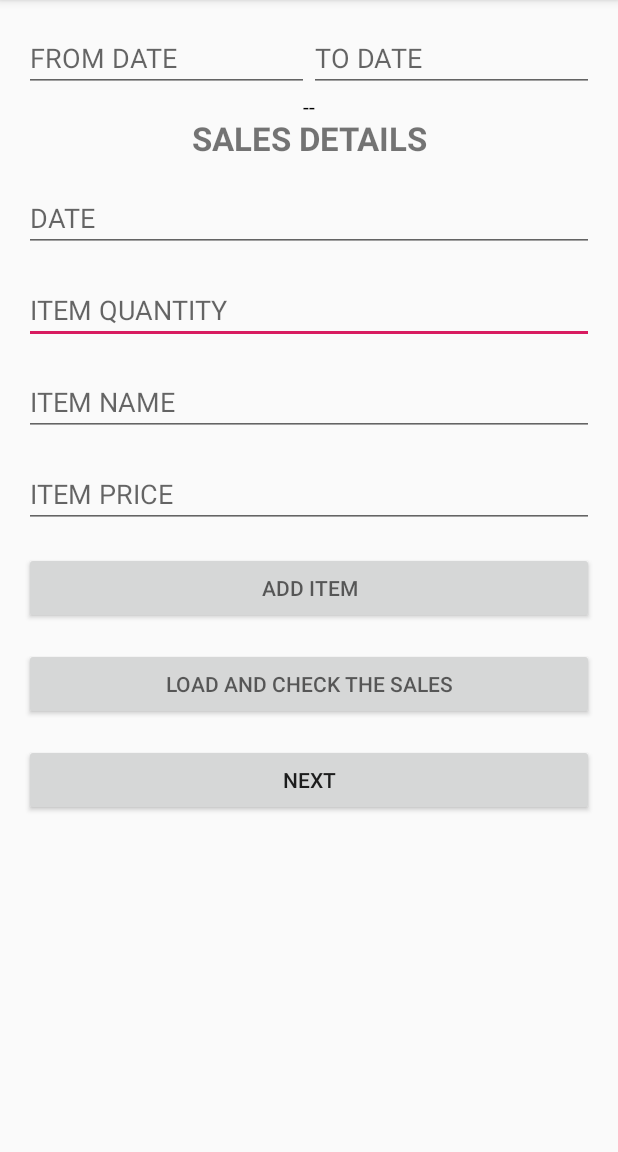
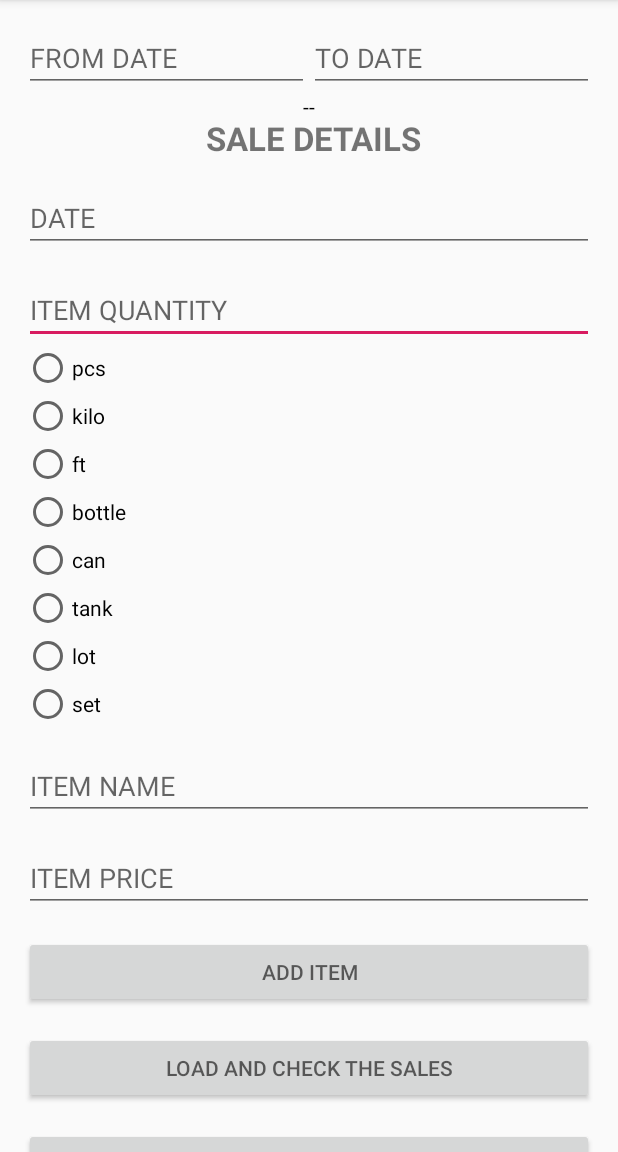
Before and after one commit to lawrencecsfrancisco/LafayetSaleEncoder, an Android app: the screen it shows after launch (MainActivity), on a phone screen of 412 x 824 dp, the part 84-1236 px from its top. Run offline under Robolectric (Android 15) with nearby library versions, the phone set to English and light mode, and no system bars; libraries missing offline, so code that uses them is left out: com.itextpdf.text, com.karumi.dexter; 5 statements that could not run were skipped.

Commit message:
added quantity extension

```diff
--- a/app/src/main/java/com/example/lafayetencode/DownloadWebpageTask.java
+++ b/app/src/main/java/com/example/lafayetencode/DownloadWebpageTask.java
@@ -1,5 +1,7 @@
 package com.example.lafayetencode;
 
+import android.app.ProgressDialog;
+import android.content.Context;
 import android.os.AsyncTask;
 import org.json.JSONException;
 import org.json.JSONObject;
@@ -11,8 +13,14 @@ import java.net.HttpURLConnection;
 import java.net.URL;
 public class DownloadWebpageTask extends AsyncTask<String, Void, String> {
     AsyncResult callback;
-    public DownloadWebpageTask(AsyncResult callback) {
+    Context cxt;
+    private ProgressDialog dialog;
+    public DownloadWebpageTask(Context context, AsyncResult callback) {
         this.callback = callback;
+        this.cxt = context;
+        dialog = new ProgressDialog(context);
+        dialog.setMessage("Downloading item list, please wait.");
+        dialog.show();
     }
     @Override
     protected String doInBackground(String... urls) {
@@ -31,6 +39,9 @@ public class DownloadWebpageTask extends AsyncTask<String, Void, String> {
         int end = result.lastIndexOf("}");
         String jsonResponse = result.substring(start, end);
         try {
+            if (dialog.isShowing()) {
+                dialog.dismiss();
+            }
             JSONObject table = new JSONObject(jsonResponse);
             callback.onResult(table);
         } catch (JSONException e) {
--- a/app/src/main/java/com/example/lafayetencode/MainActivity.java
+++ b/app/src/main/java/com/example/lafayetencode/MainActivity.java
@@ -23,6 +23,8 @@ import android.widget.AutoCompleteTextView;
 import android.widget.Button;
 import android.widget.DatePicker;
 import android.widget.EditText;
+import android.widget.RadioButton;
+import android.widget.RadioGroup;
 import android.widget.TextView;
 import android.widget.Toast;
 
@@ -61,6 +63,7 @@ import java.lang.reflect.Type;
 import java.text.SimpleDateFormat;
 import java.util.ArrayList;
 import java.util.Calendar;
+import java.util.HashMap;
 import java.util.HashSet;
 import java.util.List;
 import java.util.Locale;
@@ -77,7 +80,7 @@ public class MainActivity extends AppCompatActivity {
 
     EditText to_date, from_date;
 
-    EditText item_name, item_quantity, item_price, item_date;
+    EditText  item_quantity, item_price, item_date;
 
     AutoCompleteTextView autoCompleteTextView;
 
@@ -105,7 +108,11 @@ public class MainActivity extends AppCompatActivity {
 
     boolean isExpense = false;
 
+    String quanitity_name = "pcs";
 
+    RadioGroup radioGroup;
+
+    HashMap<String, String> hashMap = new HashMap<>();
 
     @Override
     protected void onCreate(Bundle savedInstanceState) {
@@ -117,7 +124,7 @@ public class MainActivity extends AppCompatActivity {
 
 
 
-        new DownloadWebpageTask(new AsyncResult() {
+        new DownloadWebpageTask(this,new AsyncResult() {
             @Override
             public void onResult(JSONObject object) {
                 processJson(object);
@@ -127,7 +134,6 @@ public class MainActivity extends AppCompatActivity {
         to_date = findViewById(R.id.to_date);
         from_date = findViewById(R.id.from_date);
         item_date = findViewById(R.id.item_date);
-        item_name = findViewById(R.id.item_name);
         item_quantity = findViewById(R.id.item_quantity);
         item_price = findViewById(R.id.item_price);
         btn_add = findViewById(R.id.btn_add);
@@ -136,9 +142,9 @@ public class MainActivity extends AppCompatActivity {
         textview_load = findViewById(R.id.textview_load);
         orderdetails = findViewById(R.id.orderdetails);
 
-        if (checkSalesSummaryExist()) {
-            isExpense = true;
-        }
+//        if (checkSalesSummaryExist()) {
+//            isExpense = true;
+//        }
 
         if (Build.VERSION.SDK_INT >= 23) {
             Dexter.withActivity(this)
@@ -171,7 +177,16 @@ public class MainActivity extends AppCompatActivity {
                 updateLabel();
             }
         };
+        radioGroup = findViewById(R.id.radioGroup);
+        radioGroup.setOnCheckedChangeListener(new RadioGroup.OnCheckedChangeListener() {
+            @Override
+            public void onCheckedChanged(RadioGroup radioGroup, int checkedId) {
+                RadioButton rdpcs,rdkilo,rdft,rdbottle,rdcan,rdtank,rdlot,rdset;
+                RadioButton rb=(RadioButton) findViewById(checkedId);
 
+                quanitity_name =rb.getText().toString();
+            }
+        });
         to_date.setOnClickListener(new View.OnClickListener() {
 
             @Override
@@ -215,21 +230,22 @@ public class MainActivity extends AppCompatActivity {
                 if (!isExpense) {
                     ItemModel itemModel = new ItemModel();
                     itemModel.setItem_date(item_date.getText().toString());
-                    itemModel.setItem_name(item_name.getText().toString());
+                    itemModel.setItem_name(autoCompleteTextView.getText().toString());
                     if (item_price.getText().toString().equals("")) {
                         Toast.makeText(MainActivity.this, "Input price", Toast.LENGTH_SHORT).show();
                         return;
                     } else {
-                        itemModel.setItem_price(Integer.parseInt(item_price.getText().toString()));
+                        itemModel.setItem_price(Double.parseDouble(item_price.getText().toString()));
                     }
                     if (item_quantity.getText().toString().equals("")) {
                         Toast.makeText(MainActivity.this, "Input quantity", Toast.LENGTH_SHORT).show();
                         return;
                     } else {
-                        itemModel.setItem_quantity(Double.parseDouble(item_quantity.getText().toString()));
+                        itemModel.setItem_quantity(Double.parseDouble(item_quantity.getText().toString()) + " " +quanitity_name);
+                        itemModel.setItem_quantity_nonstring(Double.parseDouble(item_quantity.getText().toString()));
                     }
 
-                    item_name.setText("");
+                    autoCompleteTextView.setText("");
                     item_price.setText("");
                     item_quantity.setText("");
                     itemModels.add(itemModel);
@@ -239,14 +255,14 @@ public class MainActivity extends AppCompatActivity {
                     saveDataModel();
                 } else {
                     ExpenseModel expenseModel = new ExpenseModel();
-                    expenseModel.setItem_name(item_name.getText().toString());
+                    expenseModel.setItem_name(autoCompleteTextView.getText().toString());
                     if (item_price.getText().toString().equals("")) {
                         Toast.makeText(MainActivity.this, "Input price", Toast.LENGTH_SHORT).show();
                         return;
                     } else {
                         expenseModel.setItem_price(Integer.parseInt(item_price.getText().toString()));
                     }
-                    item_name.setText("");
+                    autoCompleteTextView.setText("");
                     item_price.setText("");
                     expenseModels.add(expenseModel);
 
@@ -440,7 +456,7 @@ public class MainActivity extends AppCompatActivity {
                     table.setWidthPercentage(100);
                     table.addCell(getCell(String.valueOf(itemModels.get(i).item_quantity + "(" + itemModels.get(i).item_price + ")"), PdfPCell.ALIGN_LEFT));
                     table.addCell(getCell(itemModels.get(i).item_name, PdfPCell.ALIGN_CENTER));
-                    totalPerItem = itemModels.get(i).item_quantity * itemModels.get(i).item_price;
+                    totalPerItem = itemModels.get(i).item_quantity_nonstring * itemModels.get(i).item_price;
                     table.addCell(getCell(String.valueOf(totalPerItem), PdfPCell.ALIGN_RIGHT));
 
                     total = total + totalPerItem;
@@ -630,8 +646,9 @@ public class MainActivity extends AppCompatActivity {
                 JSONObject row = rows.getJSONObject(r);
                 JSONArray columns = row.getJSONArray("c");
                sheet_item_name.add(columns.getJSONObject(0).getString("v"));
-               sheet_item_price.add(columns.getJSONObject(1).getString("v"));
+               hashMap.put(columns.getJSONObject(0).getString("v"),columns.getJSONObject(1).getString("v"));
                Log.d("JSON-",""+columns.getJSONObject(0).getString("v"));
+                Log.d("JSON-",""+columns.getJSONObject(1).getString("v"));
 //                int wins = columns.getJSONObject(3).getInt("v");
 //                int draws = columns.getJSONObject(4).getInt("v");
 //                int losses = columns.getJSONObject(5).getInt("v");
@@ -654,7 +671,7 @@ public class MainActivity extends AppCompatActivity {
         autoCompleteTextView.setOnItemClickListener(new AdapterView.OnItemClickListener() {
             @Override
             public void onItemClick(AdapterView<?> adapterView, View view, int i, long l) {
-                item_price.setText(sheet_item_price.get(i));
+                item_price.setText(hashMap.get(autoCompleteTextView.getText().toString()));
             }
         });
     }
--- a/app/src/main/res/layout/activity_main.xml
+++ b/app/src/main/res/layout/activity_main.xml
@@ -1,4 +1,15 @@
 <?xml version="1.0" encoding="utf-8"?>
+<ScrollView  xmlns:android="http://schemas.android.com/apk/res/android"
+    xmlns:app="http://schemas.android.com/apk/res-auto"
+    xmlns:tools="http://schemas.android.com/tools"
+    android:layout_width="match_parent"
+    android:layout_height="match_parent">
+<LinearLayout
+    xmlns:android="http://schemas.android.com/apk/res/android"
+    xmlns:app="http://schemas.android.com/apk/res-auto"
+    xmlns:tools="http://schemas.android.com/tools"
+    android:layout_width="match_parent"
+    android:layout_height="match_parent">
 <android.support.constraint.ConstraintLayout xmlns:android="http://schemas.android.com/apk/res/android"
     xmlns:app="http://schemas.android.com/apk/res-auto"
     xmlns:tools="http://schemas.android.com/tools"
@@ -96,6 +107,57 @@
         app:layout_constraintStart_toStartOf="parent"
  />
 
+    <RadioGroup
+        android:id="@+id/radioGroup"
+        app:layout_constraintTop_toBottomOf="@+id/item_quantity"
+        app:layout_constraintStart_toStartOf="parent"
+        android:layout_width="match_parent"
+        android:orientation="vertical"
+        app:layout_constraintEnd_toEndOf="parent"
+        android:layout_height="wrap_content">
+        <RadioButton
+            android:id="@+id/rdpcs"
+            android:layout_width="wrap_content"
+            android:layout_height="wrap_content"
+            android:text="pcs"/>
+        <RadioButton
+            android:id="@+id/rdkilo"
+            android:layout_width="wrap_content"
+            android:layout_height="wrap_content"
+            android:text="kilo"/>
+        <RadioButton
+            android:id="@+id/rdft"
+            android:layout_width="wrap_content"
+            android:layout_height="wrap_content"
+            android:text="ft"/>
+        <RadioButton
+            android:id="@+id/rdbottle"
+            android:layout_width="wrap_content"
+            android:layout_height="wrap_content"
+            android:text="bottle"/>
+        <RadioButton
+            android:id="@+id/rdcan"
+            android:layout_width="wrap_content"
+            android:layout_height="wrap_content"
+            android:text="can"/>
+        <RadioButton
+            android:id="@+id/rdtank"
+            android:layout_width="wrap_content"
+            android:layout_height="wrap_content"
+            android:text="tank"/>
+        <RadioButton
+            android:id="@+id/rdlot"
+            android:layout_width="wrap_content"
+            android:layout_height="wrap_content"
+            android:text="lot"/>
+        <RadioButton
+            android:id="@+id/rdset"
+            android:layout_width="wrap_content"
+            android:layout_height="wrap_content"
+            android:text="set"/>
+
+    </RadioGroup>
+
     <AutoCompleteTextView
         android:id="@+id/autocomplete_item_name"
         android:layout_marginTop="16dp"
@@ -104,7 +166,7 @@
         android:singleLine="true"
         android:imeOptions="actionNext"
         android:layout_height="wrap_content"
-        app:layout_constraintTop_toBottomOf="@id/item_quantity"
+        app:layout_constraintTop_toBottomOf="@id/radioGroup"
         app:layout_constraintStart_toStartOf="parent"/>
 
 
@@ -147,10 +209,6 @@
         app:layout_constraintTop_toBottomOf="@id/btn_load"
         app:layout_constraintStart_toStartOf="parent"/>
 
-
-
-
-
-
-
 </android.support.constraint.ConstraintLayout>
+</LinearLayout>
+</ScrollView>
```
Also changed, not shown: app/src/main/java/com/example/lafayetencode/ItemModel.java (+15 -5 lines).
